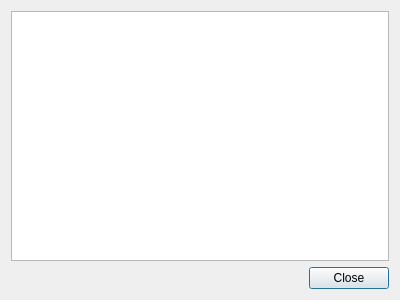
The window that src/QHelpDialog.ui (libyui/libyui-qt) describes before a commit, drawn with Qt 5.
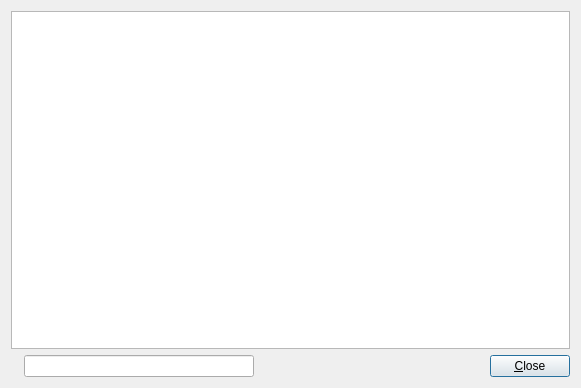
The same window after the commit.

Commit message: adding a search function to the help popup and a F1 shortcut to it

```diff
--- a/src/QHelpDialog.ui
+++ b/src/QHelpDialog.ui
@@ -5,8 +5,8 @@
    <rect>
     <x>0</x>
     <y>0</y>
-    <width>400</width>
-    <height>300</height>
+    <width>581</width>
+    <height>388</height>
    </rect>
   </property>
   <property name="windowTitle" >
@@ -20,6 +20,16 @@
      </item>
      <item>
       <layout class="QHBoxLayout" >
+       <item>
+        <widget class="QLabel" name="label" >
+         <property name="text" >
+          <string/>
+         </property>
+        </widget>
+       </item>
+       <item>
+        <widget class="QLineEdit" name="lineEdit" />
+       </item>
        <item>
         <spacer>
          <property name="orientation" >
@@ -36,7 +46,7 @@
        <item>
         <widget class="QPushButton" name="pushButton" >
          <property name="text" >
-          <string>Close</string>
+          <string>&amp;Close</string>
          </property>
         </widget>
        </item>
```
The commit also changes 5 other files.
